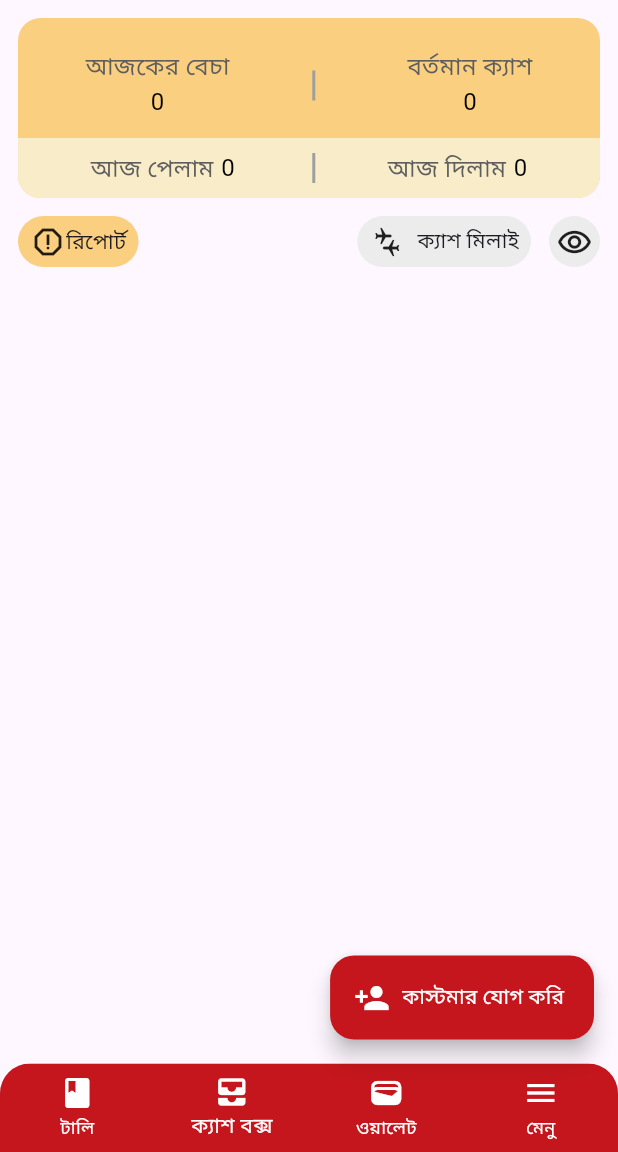
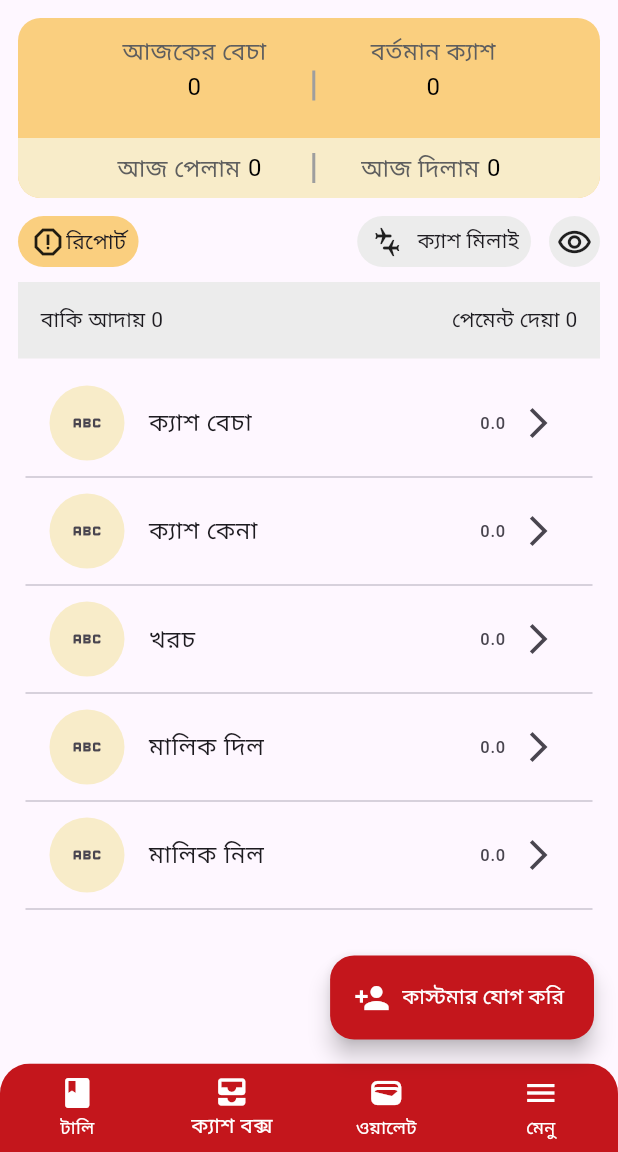
Before and after one commit to RakibulIslam10/Tally_Khata_Pro, a Flutter app: the screen it shows after launch, item 2 of the bottom bar chosen, on a phone screen of 412 x 824 dp, the part 84-1236 px from its top. Run offline on Flutter 3.47's test engine with Material 3 defaults, Android fonts, the phone set to English and light mode, and no system bars; our stand-ins replace device_preview, flutter_animate, get, lottie.

Commit message:
Updated by Khairul for CashboxScreen with releted screens

```diff
--- a/lib/Screens/Cash_Box_Screen.dart
+++ b/lib/Screens/Cash_Box_Screen.dart
@@ -2,11 +2,11 @@ import 'package:flutter/material.dart';
 import 'package:talikhatapro/Utils/All_Image.dart';
 import 'package:talikhatapro/Utils/App_Color.dart';
 import 'package:talikhatapro/Utils/Const.dart';
+import 'package:talikhatapro/Widget/bodyList.dart';
 import 'package:talikhatapro/Widget/cashboxDetails.dart';
 import 'package:talikhatapro/Widget/reportWidget.dart';
 
 class CashBoxScreen extends StatelessWidget {
-  const CashBoxScreen({Key? key});
 
   @override
   Widget build(BuildContext context) {
@@ -59,13 +59,30 @@ class CashBoxScreen extends StatelessWidget {
           ),
         ),
       ),
-      body: const Center(
+      body: Center(
         child: Padding(
           padding: EdgeInsets.all(12.0),
           child: Column(
             children: [
               CashboxDetails(),
-              ReportWidget()
+              ReportWidget(),
+              SizedBox(height: 10),
+              Container(
+                width: double.infinity,
+                color: AppColors.lightGray,
+                child: const Padding(
+                  padding: EdgeInsets.all(15.0),
+                  child: Row(
+                    mainAxisAlignment: MainAxisAlignment.spaceBetween,
+                    children: [
+                      Text(AllStrings.dueCollect + ' 0'),
+                      Text(AllStrings.paidPayment + ' 0')
+                    ],
+                  ),
+                ),
+              ),
+              SizedBox(height: 10),
+              BodyList()
             ],
           ),
         ),
--- a/lib/Screens/Main_Botom_Nav_Screen.dart
+++ b/lib/Screens/Main_Botom_Nav_Screen.dart
@@ -18,7 +18,7 @@ class _MainBottomNavScreenState extends State<MainBottomNavScreen> {
 
   final List<Widget> _screens = [
     const TallyScreen(),
-    const CashBoxScreen(),
+    CashBoxScreen(),
     const TallyScreen(),
     const MenuScreen(),
   ];
--- a/lib/Utils/Const.dart
+++ b/lib/Utils/Const.dart
@@ -16,5 +16,7 @@ class AllStrings{
    static const todayPaid = "আজ দিলাম";
    static const report = "রিপোর্ট";
    static const cashBoxMatched = "ক্যাশ মিলাই";
+   static const dueCollect = "বাকি আদায়";
+   static const paidPayment = "পেমেন্ট দেয়া";
 
 }
--- /dev/null
+++ b/lib/Widget/bodyList.dart
@@ -0,0 +1,54 @@
+import 'package:flutter/material.dart';
+import 'package:talikhatapro/Utils/App_Color.dart';
+
+class BodyList extends StatelessWidget {
+  const BodyList({
+    Key? key,
+  }) : super(key: key);
+
+  @override
+  Widget build(BuildContext context) {
+    return Expanded(
+      child: ListView(
+        padding: const EdgeInsets.all(5),
+        children: [
+          _buildListItem('ক্যাশ বেচা'),
+          _buildListItem('ক্যাশ কেনা'),
+          _buildListItem('খরচ'),
+          _buildListItem('মালিক দিল'),
+          _buildListItem('মালিক নিল'),
+        ],
+      ),
+    );
+  }
+
+  Widget _buildListItem(String title) {
+    return Column(
+      children: [
+        ListTile(
+          leading: Container(
+            height: 50,
+            width: 50,
+            decoration: BoxDecoration(
+              color: AppColors.lightPeach,
+              borderRadius: BorderRadius.circular(50),
+            ),
+            child: const Center(
+              child: Icon(Icons.abc),
+            ),
+          ),
+          title: Text(title),
+          trailing: const Row(
+            mainAxisSize: MainAxisSize.min,
+            children: [
+              Text('0.0'),
+              SizedBox(width: 10),
+              Icon(Icons.arrow_forward_ios_sharp),
+            ],
+          ),
+        ),
+        const Divider(),
+      ],
+    );
+  }
+}
--- a/lib/Widget/cashboxDetails.dart
+++ b/lib/Widget/cashboxDetails.dart
@@ -1,18 +1,15 @@
-import 'package:flutter/cupertino.dart';
 import 'package:flutter/material.dart';
-import 'package:flutter/widgets.dart';
 import 'package:talikhatapro/Utils/App_Color.dart';
 import 'package:talikhatapro/Utils/Const.dart';
 
 class CashboxDetails extends StatelessWidget {
-  const CashboxDetails({
-    super.key,
-  });
+  const CashboxDetails({super.key});
+
 
   @override
   Widget build(BuildContext context) {
-    final screenSize = MediaQuery.of(context).size.width;
-    final screenWidthHalf = screenSize / 2.1;
+    final screenSize = MediaQuery.of(context).size;
+    final screenWidthHalf = screenSize.width / 2.1;
 
     return Stack(
       children: [
@@ -21,7 +18,8 @@ class CashboxDetails extends StatelessWidget {
           width: double.infinity,
           decoration: const BoxDecoration(
             color: AppColors.peach,
-              borderRadius: BorderRadius.all(Radius.circular(15))),
+            borderRadius: BorderRadius.all(Radius.circular(15)),
+          ),
         ),
         Positioned(
           left: 0,
@@ -40,43 +38,8 @@ class CashboxDetails extends StatelessWidget {
             child: Row(
               mainAxisAlignment: MainAxisAlignment.spaceEvenly,
               children: [
-                const Row(
-                  mainAxisAlignment: MainAxisAlignment.center,
-                  // Added this line
-                  children: [
-                    Text(
-                      AllStrings.todayCollect,
-                      style: TextStyle(
-                          fontSize: 16, color: AppColors.grayText),
-                    ),
-                    SizedBox(
-                      width: 5,
-                    ),
-                    Text(
-                      '0',
-                      style: TextStyle(fontSize: 16, color: Colors.black),
-                    ),
-                  ],
-                ),
-                SizedBox(width: 5),
-                const Row(
-                  mainAxisAlignment: MainAxisAlignment.center,
-                  // Added this line
-                  children: [
-                    Text(
-                      AllStrings.todayPaid,
-                      style: TextStyle(
-                          fontSize: 16, color: AppColors.grayText),
-                    ),
-                    SizedBox(
-                      width: 5,
-                    ),
-                    Text(
-                      '0',
-                      style: TextStyle(fontSize: 16, color: Colors.black),
-                    ),
-                  ],
-                ),
+                _buildInfoRow(AllStrings.todayCollect, '0'),
+                _buildInfoRow(AllStrings.todayPaid, '0'),
               ],
             ),
           ),
@@ -84,48 +47,57 @@ class CashboxDetails extends StatelessWidget {
         Positioned(
           left: screenWidthHalf,
           top: 90,
-            child: Container(height: 20, width: 2, color: Colors.grey)),
+          child: Container(height: 20, width: 2, color: Colors.grey),
+        ),
         Positioned(
           left: screenWidthHalf,
           top: 35,
-            child: Container(height: 20, width: 2, color: Colors.grey)),
-        Positioned(
-          top: 20,
-          left: 45,
-          child: Column(
-            mainAxisAlignment: MainAxisAlignment.center,
-            // Added this line
-            children: [
-              Text(
-                AllStrings.todaySell,
-                style: TextStyle(fontSize: 16, color: AppColors.grayText),
-              ),
-              Text(
-                '0',
-                style: TextStyle(fontSize: 16, color: Colors.black),
-              ),
-            ],
-          ),
+          child: Container(height: 20, width: 2, color: Colors.grey),
         ),
         Positioned(
-          top: 20,
-          right: 45,
-          child: Column(
-            mainAxisAlignment: MainAxisAlignment.center,
-            // Added this line
+          left: 0,
+          right: 0,
+          top: 10,
+          child: Row(
+            mainAxisAlignment: MainAxisAlignment.spaceEvenly,
             children: [
-              Text(
-                AllStrings.presentCash,
-                style: TextStyle(fontSize: 16, color: AppColors.grayText),
-              ),
-              Text(
-                '0',
-                style: TextStyle(fontSize: 16, color: Colors.black),
-              ),
+              _buildColumn(AllStrings.todaySell, '0'),
+              _buildColumn(AllStrings.presentCash, '0'),
             ],
           ),
         ),
       ],
     );
   }
+
+  Widget _buildInfoRow(String title, String value) {
+    return Row(
+      children: [
+        Text(
+          title,
+          style: const TextStyle(fontSize: 16, color: AppColors.grayText),
+        ),
+        const SizedBox(width: 5),
+        Text(
+          value,
+          style: const TextStyle(fontSize: 16, color: Colors.black),
+        ),
+      ],
+    );
   }
+
+  Widget _buildColumn(String title, String value) {
+    return Column(
+      children: [
+        Text(
+          title,
+          style: const TextStyle(fontSize: 16, color: AppColors.grayText),
+        ),
+        Text(
+          value,
+          style: const TextStyle(fontSize: 16, color: Colors.black),
+        ),
+      ],
+    );
+  }
+}
```
Lines whose indentation alone changed are shown as unchanged.
